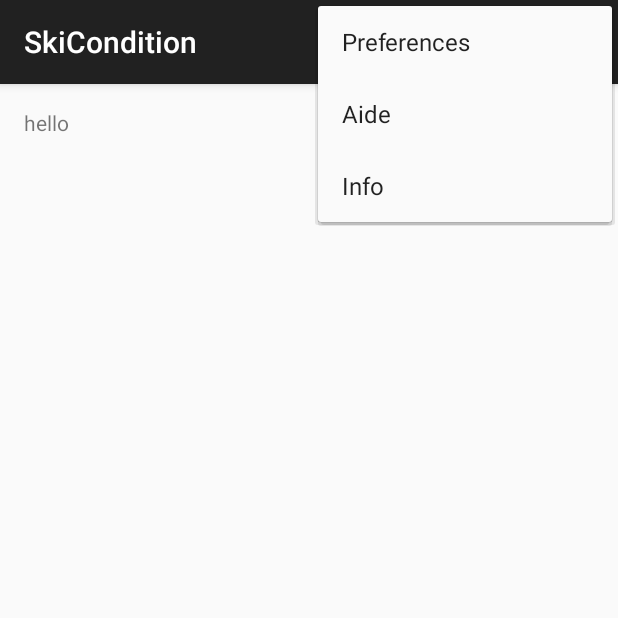
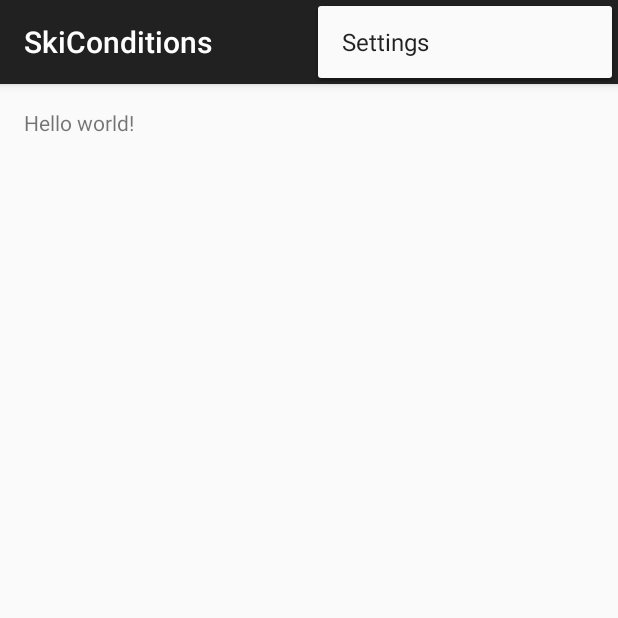
Before and after one commit to AnaelMaubant/SkiConditions, an Android app: the screen it shows after launch (MainActivity), with the options menu open, on a phone screen of 412 x 824 dp, the top half of it. Run offline under Robolectric (Android 15) with nearby library versions, the phone set to English and light mode, and no system bars.

Commit message:
Revert "Modification sur ActionBar"
This reverts commit 6d14ff84bbf575deda53ff0dceeb4c7b27a921d8.

```diff
--- a/SkiConditions/app/src/main/res/menu/menu_main.xml
+++ b/SkiConditions/app/src/main/res/menu/menu_main.xml
@@ -1,26 +1,6 @@
 <menu xmlns:android="http://schemas.android.com/apk/res/android"
     xmlns:app="http://schemas.android.com/apk/res-auto"
-    xmlns:tools="http://schemas.android.com/tools"
-    tools:context=".MainActivity">
-
-    <item
-        android:id="@+id/pref"
-        android:title="@string/pref"
-        android:orderInCategory="100"
-        app:showAsAction="never" />
-
-    <item
-        android:id="@+id/aide"
-        android:title="@string/aide"
-        android:orderInCategory="200"
-        app:showAsAction="never"
-        />
-
-    <item
-        android:id="@+id/info"
-        android:title="@string/info"
-        android:orderInCategory="300"
-        app:showAsAction="never"
-        />
-
+    xmlns:tools="http://schemas.android.com/tools" tools:context=".MainActivity">
+    <item android:id="@+id/action_settings" android:title="@string/action_settings"
+        android:orderInCategory="100" app:showAsAction="never" />
 </menu>
--- a/SkiConditions/app/src/main/res/values/strings.xml
+++ b/SkiConditions/app/src/main/res/values/strings.xml
@@ -1,7 +1,6 @@
 <resources>
-    <string name="app_name">SkiCondition</string>
-    <string name="hello_world">hello</string>
-    <string name="pref">Preferences</string>
-    <string name="aide">Aide</string>
-    <string name="info">Info</string>
+    <string name="app_name">SkiConditions</string>
+
+    <string name="hello_world">Hello world!</string>
+    <string name="action_settings">Settings</string>
 </resources>
--- a/SkiConditions/build.gradle
+++ b/SkiConditions/build.gradle
@@ -5,7 +5,7 @@ buildscript {
         jcenter()
     }
     dependencies {
-        classpath 'com.android.tools.build:gradle:1.0.0'
+        classpath 'com.android.tools.build:gradle:1.1.0'
 
         // NOTE: Do not place your application dependencies here; they belong
         // in the individual module build.gradle files
```
Also changed, not shown: SkiConditions/app/src/main/java/ift2905/skiconditions/MainActivity.java (+9 -18 lines), 2 other files.
